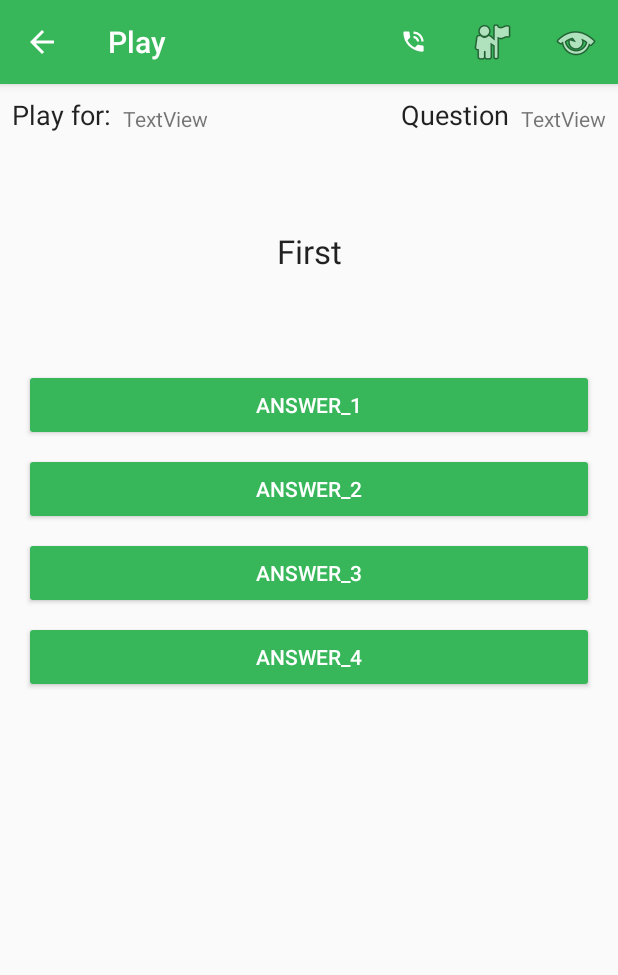
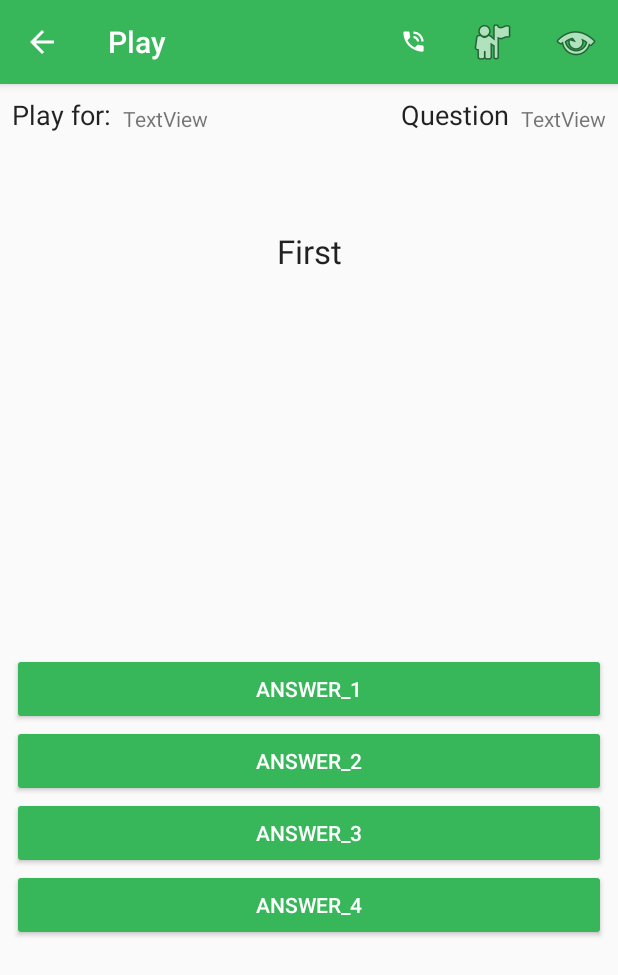
Before and after one commit to braxanmp/sdm_entrega, an Android app: the PlayActivity screen opened directly, with no data from a screen before it, on a phone screen of 412 x 824 dp. Shown: the top 975 px of the screen. Run offline under Robolectric (Android 15) with nearby library versions, the phone set to English and light mode, and no system bars.

Commit message:
Añadido ScrollView a playActivity

```diff
--- a/app/src/main/res/layout/activity_play.xml
+++ b/app/src/main/res/layout/activity_play.xml
@@ -5,63 +5,6 @@
     android:layout_width="match_parent"
     android:layout_height="match_parent"
     tools:context="meb.sdm.entrega.PlayActivity">
-
-    <Button
-        android:id="@+id/button_option_1"
-        android:layout_width="0dp"
-        android:layout_height="wrap_content"
-        android:layout_marginEnd="16dp"
-        android:layout_marginStart="16dp"
-        android:layout_marginTop="64dp"
-        android:backgroundTint="@color/colorPrimary"
-        android:text="@string/play_answer_1"
-        android:textColor="@android:color/background_light"
-        app:layout_constraintEnd_toEndOf="parent"
-        app:layout_constraintStart_toStartOf="parent"
-        app:layout_constraintTop_toBottomOf="@+id/play_label_question" />
-
-    <Button
-        android:id="@+id/button_option_2"
-        android:layout_width="0dp"
-        android:layout_height="wrap_content"
-        android:layout_marginEnd="16dp"
-        android:layout_marginStart="16dp"
-        android:layout_marginTop="8dp"
-        android:backgroundTint="@color/colorPrimary"
-        android:text="@string/play_answer_2"
-        android:textColor="@android:color/background_light"
-        app:layout_constraintEnd_toEndOf="parent"
-        app:layout_constraintStart_toStartOf="parent"
-        app:layout_constraintTop_toBottomOf="@+id/button_option_1" />
-
-    <Button
-        android:id="@+id/button_option_3"
-        android:layout_width="0dp"
-        android:layout_height="wrap_content"
-        android:layout_marginEnd="16dp"
-        android:layout_marginStart="16dp"
-        android:layout_marginTop="8dp"
-        android:backgroundTint="@color/colorPrimary"
-        android:text="@string/play_answer_3"
-        android:textColor="@android:color/background_light"
-        app:layout_constraintEnd_toEndOf="parent"
-        app:layout_constraintStart_toStartOf="parent"
-        app:layout_constraintTop_toBottomOf="@+id/button_option_2" />
-
-    <Button
-        android:id="@+id/button_option_4"
-        android:layout_width="0dp"
-        android:layout_height="wrap_content"
-        android:layout_marginEnd="16dp"
-        android:layout_marginStart="16dp"
-        android:layout_marginTop="8dp"
-        android:backgroundTint="@color/colorPrimary"
-        android:text="@string/play_answer_4"
-        android:textColor="@android:color/background_light"
-        app:layout_constraintEnd_toEndOf="parent"
-        app:layout_constraintHorizontal_bias="0.0"
-        app:layout_constraintStart_toStartOf="parent"
-        app:layout_constraintTop_toBottomOf="@+id/button_option_3" />
 
     <TextView
         android:id="@+id/play_label_playFor"
@@ -119,4 +62,69 @@
         app:layout_constraintTop_toBottomOf="@+id/play_playFor"
         tools:targetApi="lollipop" />
 
+    <ScrollView
+        android:layout_width="0dp"
+        android:layout_height="wrap_content"
+        android:layout_marginBottom="8dp"
+        android:layout_marginEnd="8dp"
+        android:layout_marginStart="8dp"
+        android:layout_marginTop="64dp"
+        app:layout_constraintBottom_toBottomOf="parent"
+        app:layout_constraintEnd_toEndOf="parent"
+        app:layout_constraintStart_toStartOf="parent"
+        app:layout_constraintTop_toBottomOf="@+id/play_label_question">
+
+        <LinearLayout
+            android:layout_width="match_parent"
+            android:layout_height="wrap_content"
+            android:orientation="vertical">
+
+            <Button
+                android:id="@+id/button_option_1"
+                android:layout_width="match_parent"
+                android:layout_height="wrap_content"
+                android:backgroundTint="@color/colorPrimary"
+                android:text="@string/play_answer_1"
+                android:textColor="@android:color/background_light"
+                app:layout_constraintEnd_toEndOf="parent"
+                app:layout_constraintStart_toStartOf="parent"
+                app:layout_constraintTop_toBottomOf="@+id/play_label_question" />
+
+            <Button
+                android:id="@+id/button_option_2"
+                android:layout_width="match_parent"
+                android:layout_height="wrap_content"
+                android:backgroundTint="@color/colorPrimary"
+                android:text="@string/play_answer_2"
+                android:textColor="@android:color/background_light"
+                app:layout_constraintEnd_toEndOf="parent"
+                app:layout_constraintStart_toStartOf="parent"
+                app:layout_constraintTop_toBottomOf="@+id/button_option_1" />
+
+            <Button
+                android:id="@+id/button_option_3"
+                android:layout_width="match_parent"
+                android:layout_height="wrap_content"
+                android:backgroundTint="@color/colorPrimary"
+                android:text="@string/play_answer_3"
+                android:textColor="@android:color/background_light"
+                app:layout_constraintEnd_toEndOf="parent"
+                app:layout_constraintStart_toStartOf="parent"
+                app:layout_constraintTop_toBottomOf="@+id/button_option_2" />
+
+            <Button
+                android:id="@+id/button_option_4"
+                android:layout_width="match_parent"
+                android:layout_height="wrap_content"
+                android:backgroundTint="@color/colorPrimary"
+                android:text="@string/play_answer_4"
+                android:textColor="@android:color/background_light"
+                app:layout_constraintEnd_toEndOf="parent"
+                app:layout_constraintHorizontal_bias="0.0"
+                app:layout_constraintStart_toStartOf="parent"
+                app:layout_constraintTop_toBottomOf="@+id/button_option_3" />
+
+        </LinearLayout>
+    </ScrollView>
+
 </android.support.constraint.ConstraintLayout>
```
